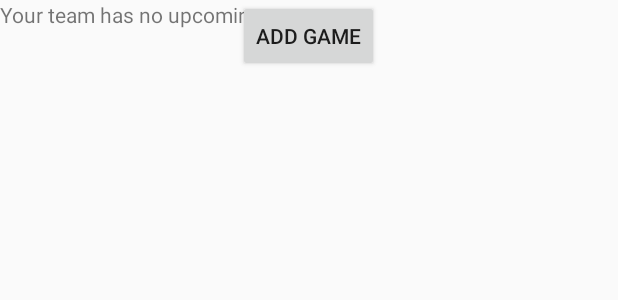
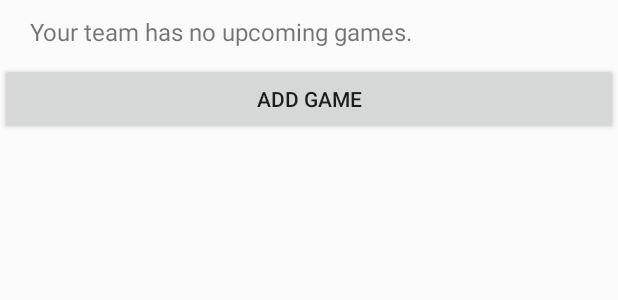
Before and after one commit to khawajaw/SportsManager, an Android app: the layout games_nav.xml on its own in the app's theme, with its tools: preview values and no code run, on a phone screen of 412 x 824 dp. Shown: the top 300 px of the screen. Run offline under Robolectric (Android 15) with nearby library versions, the phone set to English and light mode, and no system bars.

Commit message:
Fixed games_nav layout

```diff
--- a/app/src/main/java/edu/wit/comp3660/sportsmanager/TeamHomeActivity.java
+++ b/app/src/main/java/edu/wit/comp3660/sportsmanager/TeamHomeActivity.java
@@ -19,7 +19,6 @@ public class TeamHomeActivity extends AppCompatActivity {
     private FragmentManager fm;
     private FragmentTransaction ft;
     private Fragment selectedFragment;
-    TextView textMessage;
 
     private BottomNavigationView.OnNavigationItemSelectedListener onNavigationItemSelectedListener
             = new BottomNavigationView.OnNavigationItemSelectedListener() {
@@ -47,8 +46,9 @@ public class TeamHomeActivity extends AppCompatActivity {
                     ft.commit();
                     return true;
                 case R.id.lineup_nav_button:
-                    if (textMessage != null)
-                        textMessage.setText(R.string.lineup);
+                    selectedFragment = new LineupFragment();
+                    ft.replace(R.id.fragment, selectedFragment);
+                    ft.commit();
                     return true;
                 case R.id.games_nav_button:
                     fm = getSupportFragmentManager();
--- a/app/src/main/res/layout/games_nav.xml
+++ b/app/src/main/res/layout/games_nav.xml
@@ -4,6 +4,11 @@
     android:layout_width="match_parent"
     android:layout_height="match_parent"
     android:id="@+id/gamesNavFrame">
+
+    <LinearLayout
+        android:layout_width="match_parent"
+        android:layout_height="match_parent"
+        android:orientation="vertical">
 
         <ListView
             android:id="@+id/games_nav_list_view"
@@ -14,15 +19,22 @@
         <TextView
             android:id="@+id/default_games_msg"
             android:layout_width="match_parent"
-        android:layout_height="match_parent"
+            android:layout_height="wrap_content"
             android:text="@string/default_games_msg"
-        android:layout_gravity="center_horizontal" />
+            android:textSize="16sp"
+            android:layout_gravity="center_horizontal"
+            android:paddingStart="20dip"
+            android:paddingEnd="20dip"
+            android:paddingTop="10dip"
+            android:paddingBottom="10dip" />
 
         <Button
             android:id="@+id/addGameBtn"
-        android:layout_width="wrap_content"
+            android:layout_width="match_parent"
             android:layout_height="wrap_content"
             android:text="@string/add_game_btn_text"
             android:layout_gravity="center_horizontal" />
 
+    </LinearLayout>
+
 </FrameLayout>
```
Lines whose indentation alone changed are shown as unchanged.
